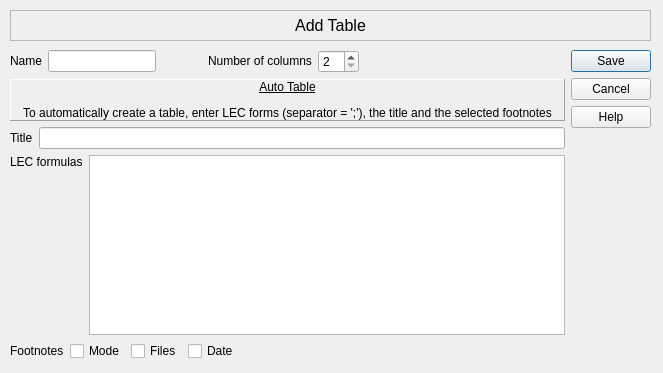
Qt form gui/iode_objs/new/add_table.ui (plan-be/iode) before a commit.
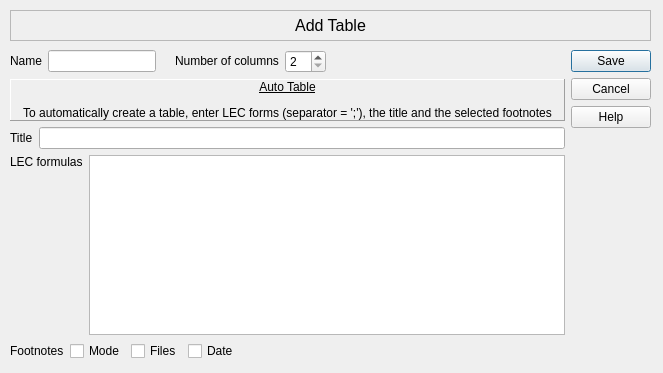
The same form after that commit.

Commit message: GUI: (QIodeAddXXX) added missing keyboard shortcuts

Diff of the .ui file:
```diff
--- a/gui/iode_objs/new/add_table.ui
+++ b/gui/iode_objs/new/add_table.ui
@@ -91,7 +91,7 @@
     <bool>false</bool>
    </property>
   </widget>
-  <widget class="QWidget" name="">
+  <widget class="QWidget" name="layoutWidget">
    <property name="geometry">
     <rect>
      <x>10</x>
@@ -137,7 +137,7 @@
            </sizepolicy>
           </property>
           <property name="text">
-           <string>            </string>
+           <string/>
           </property>
          </widget>
         </item>
```
Left out of the diff: 9 changed lines with no effect on the pictures. The commit also changes 2 other files.
